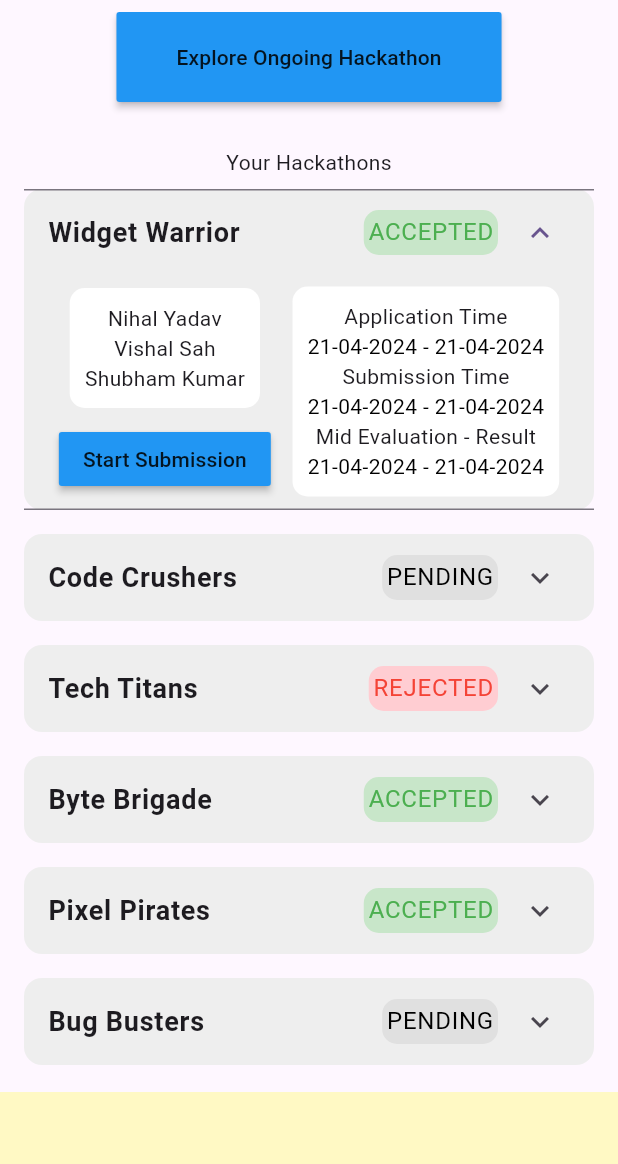
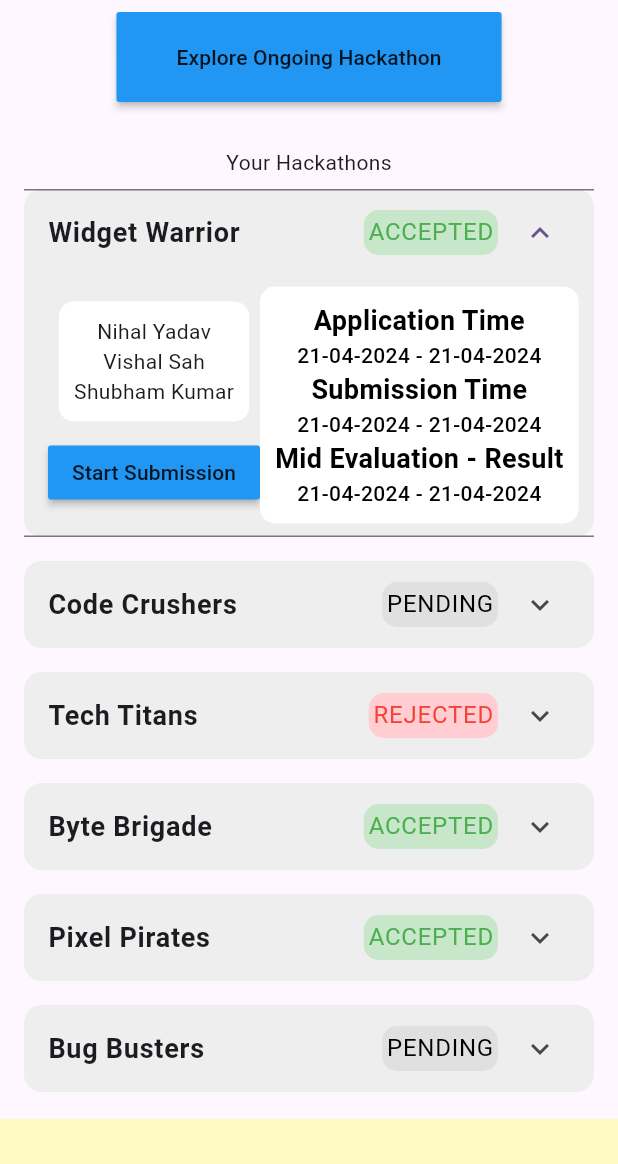
Before and after one commit to vishal-sah/CodeSphere, a Flutter app: the DashBoard screen opened directly, after a tap on "Widget Warrior", on a phone screen of 412 x 824 dp, the part 72-1236 px from its top. Run offline on Flutter 3.47's test engine with Material 3 defaults, Android fonts, the phone set to English and light mode, and no system bars; our stand-ins replace cloud_firestore, file_picker, firebase_auth, firebase_core, firebase_storage, go_router and 2 more; missing offline and left inert: syncfusion_flutter_pdfviewer; accounts and stored records are empty.

Commit message:
Refactor UI in ScheduleContainer and Footer

```diff
--- a/lib/landingPage/footer.dart
+++ b/lib/landingPage/footer.dart
@@ -1,10 +1,8 @@
 import 'package:codesphere/firebase/firebase_functions.dart';
 import 'package:codesphere/landingPage/faqPage.dart';
-import 'package:codesphere/landingPage/landing_page.dart';
 import 'package:codesphere/screens/code_of_conduct.dart';
 import 'package:codesphere/screens/create_hackathon_page.dart';
 import 'package:codesphere/screens/explore_hackathon.dart';
-import 'package:codesphere/screens/organise_hackathon.dart';
 import 'package:flutter/material.dart';
 import 'package:url_launcher/url_launcher.dart';
 
@@ -39,7 +37,7 @@ class Footer extends StatelessWidget {
                           mainAxisAlignment: MainAxisAlignment.start,
                           children: [
                             Text(
-                              'We love software\nand the people who\nbuild them.',
+                              'Unleash your creativity and compete in the ultimate coding showdown!',
                               style: TextStyle(
                                   color: Colors.black,
                                   fontWeight: FontWeight.bold,
@@ -58,11 +56,11 @@ class Footer extends StatelessWidget {
                           mainAxisAlignment: MainAxisAlignment.start,
                           children: [
                             Text(
-                              'We love software\nand the people who\nbuild them.',
+                              'Unleash your creativity and compete in the ultimate coding showdown!',
                               style: TextStyle(
                                   color: Colors.black,
                                   fontWeight: FontWeight.bold,
-                                  fontSize: 35),
+                                  fontSize: 30),
                             ),
                             SocialMediaIcons()
                           ],
@@ -91,10 +89,7 @@ class Footer extends StatelessWidget {
                               fontWeight: FontWeight.bold,
                               color: Colors.deepPurple),
                         ),
-                        Text(
-                            'Built at 2586 Labs. Made with Heart Gatsby.js, Framer Motion \n'
-                            'and a bunch of other libraries that help making beautiful \n'
-                            'things on the internet possible. We are forever in your debt.')
+                        Text('Built at Hack36.')
                       ],
                     )
                   : const Column(
@@ -106,16 +101,13 @@ class Footer extends StatelessWidget {
                               fontWeight: FontWeight.bold,
                               color: Colors.deepPurple),
                         ),
-                        Text(
-                            'Built at 2586 Labs. Made with Heart Gatsby.js, Framer Motion \n'
-                            'and a bunch of other libraries that help making beautiful \n'
-                            'things on the internet possible. We are forever in your debt.')
+                        Text('Built at Hack36.',
+                            style: TextStyle(fontSize: 15)),
                       ],
                     ),
               const SizedBox(
                 height: 35,
               ),
-              const Text('© 2024, NSB Classic PTE LTD')
             ],
           ),
         ),
@@ -169,7 +161,6 @@ class Footer extends StatelessWidget {
                   context,
                   MaterialPageRoute(
                       builder: (context) => Scaffold(
-                            appBar: AppBar(),
                             body: ExploreHackathonPage(),
                           )));
             }),
--- a/lib/widgets/schedule_container.dart
+++ b/lib/widgets/schedule_container.dart
@@ -27,20 +27,44 @@ class ScheduleContainer extends StatelessWidget {
       padding: const EdgeInsets.all(10),
       child: Column(
         children: [
-          const Text('Application Time'),
+          const Text(
+            'Application Time',
+            style: TextStyle(
+              color: Colors.black,
+              fontSize: 18,
+              fontWeight: FontWeight.bold,
+            ),
+          ),
           Text(
             '${DateFormat('dd-MM-yyyy').format(astart)} - ${DateFormat('dd-MM-yyyy').format(aend)}',
-            style: const TextStyle(color: Colors.black),
+            style: const TextStyle(
+                color: Colors.black, fontSize: 14, fontWeight: FontWeight.w500),
           ),
-          const Text('Submission Time'),
+          const Text(
+            'Submission Time',
+            style: TextStyle(
+              color: Colors.black,
+              fontSize: 18,
+              fontWeight: FontWeight.bold,
+            ),
+          ),
           Text(
             '${DateFormat('dd-MM-yyyy').format(start)} - ${DateFormat('dd-MM-yyyy').format(end)}',
-            style: const TextStyle(color: Colors.black),
+            style: const TextStyle(
+                color: Colors.black, fontSize: 14, fontWeight: FontWeight.w500),
           ),
-          const Text('Mid Evaluation - Result'),
+          const Text(
+            'Mid Evaluation - Result',
+            style: TextStyle(
+              color: Colors.black,
+              fontSize: 18,
+              fontWeight: FontWeight.bold,
+            ),
+          ),
           Text(
             '${DateFormat('dd-MM-yyyy').format(mid)} - ${DateFormat('dd-MM-yyyy').format(result)}',
-            style: const TextStyle(color: Colors.black),
+            style: const TextStyle(
+                color: Colors.black, fontSize: 14, fontWeight: FontWeight.w500),
           ),
         ],
       ),
```
Also changed, not shown: lib/screens/hackathon_details_page.dart (+46 -19 lines).
